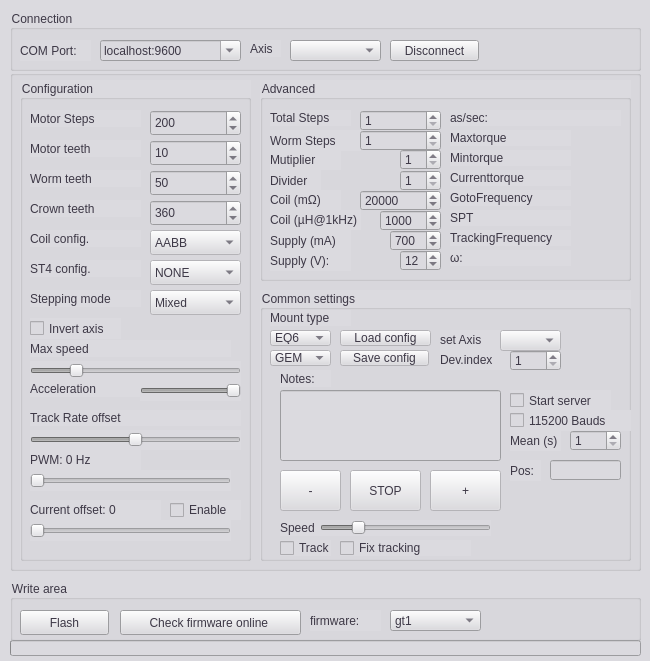
The window that mainwindow.ui (ahp-electronics/gt-configurator) describes before a commit, drawn with Qt 5.
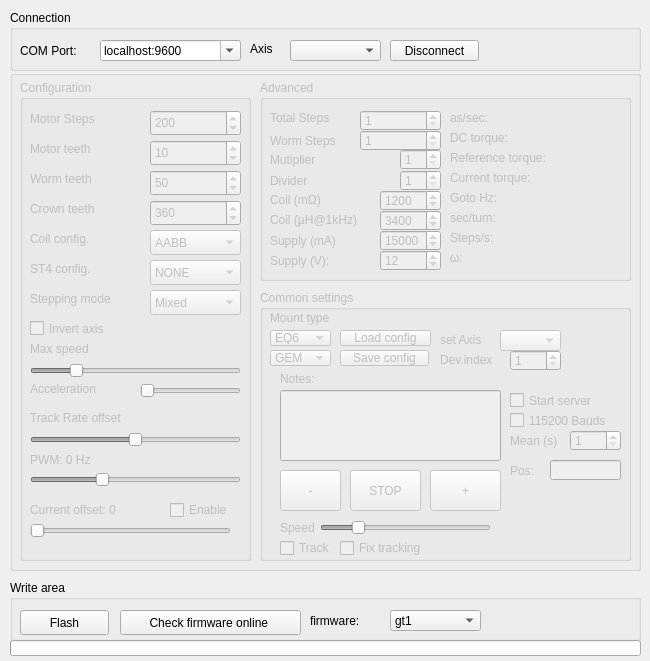
The same window after the commit.

Commit message: Tired for no results

The edit to the form file:
```diff
--- a/mainwindow.ui
+++ b/mainwindow.ui
@@ -10,11 +10,6 @@
     <height>661</height>
    </rect>
   </property>
-  <property name="styleSheet">
-   <string notr="true">font: 63 9pt &quot;FreeSans&quot;;
-color: rgb(61, 56, 70);
-background-color: rgb(219,218,223);</string>
-  </property>
   <widget class="QWidget" name="centralwidget">
    <property name="styleSheet">
     <string notr="true"/>
@@ -46,9 +41,9 @@
      <widget class="QSpinBox" name="Resistance">
       <property name="geometry">
        <rect>
-        <x>100</x>
+        <x>120</x>
         <y>110</y>
-        <width>81</width>
+        <width>61</width>
         <height>21</height>
        </rect>
       </property>
@@ -59,7 +54,7 @@
        <number>1000000</number>
       </property>
       <property name="value">
-       <number>20000</number>
+       <number>1200</number>
       </property>
      </widget>
      <widget class="QLabel" name="label_19">
@@ -104,15 +99,15 @@
        <number>1000000</number>
       </property>
       <property name="value">
-       <number>1000</number>
+       <number>3400</number>
       </property>
      </widget>
      <widget class="QSpinBox" name="Current">
       <property name="geometry">
        <rect>
-        <x>130</x>
+        <x>120</x>
         <y>150</y>
-        <width>51</width>
+        <width>61</width>
         <height>21</height>
        </rect>
       </property>
@@ -123,7 +118,7 @@
        <number>100000</number>
       </property>
       <property name="value">
-       <number>700</number>
+       <number>15000</number>
       </property>
      </widget>
      <widget class="QLabel" name="label_21">
@@ -142,9 +137,9 @@
      <widget class="QSpinBox" name="Voltage">
       <property name="geometry">
        <rect>
-        <x>140</x>
+        <x>120</x>
         <y>170</y>
-        <width>41</width>
+        <width>61</width>
         <height>21</height>
        </rect>
       </property>
@@ -163,12 +158,12 @@
        <rect>
         <x>190</x>
         <y>110</y>
-        <width>121</width>
+        <width>171</width>
         <height>16</height>
        </rect>
       </property>
       <property name="text">
-       <string>GotoFrequency</string>
+       <string>Goto Hz: </string>
       </property>
      </widget>
      <widget class="QLabel" name="SPT">
@@ -176,12 +171,12 @@
        <rect>
         <x>190</x>
         <y>130</y>
-        <width>121</width>
+        <width>171</width>
         <height>16</height>
        </rect>
       </property>
       <property name="text">
-       <string>SPT</string>
+       <string>sec/turn: </string>
       </property>
      </widget>
      <widget class="QLabel" name="label_32">
@@ -254,12 +249,12 @@
        <rect>
         <x>190</x>
         <y>50</y>
-        <width>121</width>
+        <width>171</width>
         <height>16</height>
        </rect>
       </property>
       <property name="text">
-       <string>Maxtorque</string>
+       <string>DC torque: </string>
       </property>
      </widget>
      <widget class="QLabel" name="Currenttorque">
@@ -267,12 +262,12 @@
        <rect>
         <x>190</x>
         <y>90</y>
-        <width>121</width>
+        <width>171</width>
         <height>16</height>
        </rect>
       </property>
       <property name="text">
-       <string>Currenttorque</string>
+       <string>Current torque:</string>
       </property>
      </widget>
      <widget class="QLabel" name="Rate">
@@ -357,12 +352,12 @@
        <rect>
         <x>190</x>
         <y>70</y>
-        <width>121</width>
+        <width>171</width>
         <height>16</height>
        </rect>
       </property>
       <property name="text">
-       <string>Mintorque</string>
+       <string>Reference torque:</string>
       </property>
      </widget>
      <widget class="QLabel" name="TrackingFrequency">
@@ -370,12 +365,12 @@
        <rect>
         <x>190</x>
         <y>150</y>
-        <width>121</width>
+        <width>171</width>
         <height>16</height>
        </rect>
       </property>
       <property name="text">
-       <string>TrackingFrequency</string>
+       <string>Steps/s:</string>
       </property>
      </widget>
      <widget class="QLabel" name="omega">
@@ -383,12 +378,12 @@
        <rect>
         <x>190</x>
         <y>170</y>
-        <width>121</width>
+        <width>171</width>
         <height>16</height>
        </rect>
       </property>
       <property name="text">
-       <string>ω:</string>
+       <string>ω: </string>
       </property>
      </widget>
     </widget>
@@ -650,6 +645,9 @@
         <height>21</height>
        </rect>
       </property>
+      <property name="minimum">
+       <number>0</number>
+      </property>
       <property name="maximum">
        <number>100</number>
       </property>
@@ -657,11 +655,14 @@
        <number>1</number>
       </property>
       <property name="value">
-       <number>100</number>
+       <number>0</number>
       </property>
       <property name="orientation">
        <enum>Qt::Horizontal</enum>
       </property>
+      <property name="invertedAppearance">
+       <bool>false</bool>
+      </property>
       <property name="tickPosition">
        <enum>QSlider::NoTicks</enum>
       </property>
@@ -787,31 +788,6 @@
        <string>Track Rate offset</string>
       </property>
      </widget>
-     <widget class="QSlider" name="PWMFreq">
-      <property name="geometry">
-       <rect>
-        <x>10</x>
-        <y>390</y>
-        <width>201</width>
-        <height>21</height>
-       </rect>
-      </property>
-      <property name="minimum">
-       <number>5</number>
-      </property>
-      <property name="maximum">
-       <number>15</number>
-      </property>
-      <property name="singleStep">
-       <number>1</number>
-      </property>
-      <property name="orientation">
-       <enum>Qt::Horizontal</enum>
-      </property>
-      <property name="tickPosition">
-       <enum>QSlider::NoTicks</enum>
-      </property>
-     </widget>
      <widget class="QLabel" name="PWMFreq_label">
       <property name="geometry">
        <rect>
@@ -885,6 +861,34 @@
        <string>Current offset: 0</string>
       </property>
      </widget>
+     <widget class="QSlider" name="PWMFreq">
+      <property name="geometry">
+       <rect>
+        <x>10</x>
+        <y>390</y>
+        <width>211</width>
+        <height>20</height>
+       </rect>
+      </property>
+      <property name="minimum">
+       <number>0</number>
+      </property>
+      <property name="maximum">
+       <number>15</number>
+      </property>
+      <property name="value">
+       <number>5</number>
+      </property>
+      <property name="orientation">
+       <enum>Qt::Horizontal</enum>
+      </property>
+      <property name="tickPosition">
+       <enum>QSlider::NoTicks</enum>
+      </property>
+      <property name="tickInterval">
+       <number>50</number>
+      </property>
+     </widget>
     </widget>
     <widget class="QGroupBox" name="commonSettings">
      <property name="geometry">
```
Left out of the diff: 2 changed lines with no effect on the pictures. The commit also changes 2 other files.
